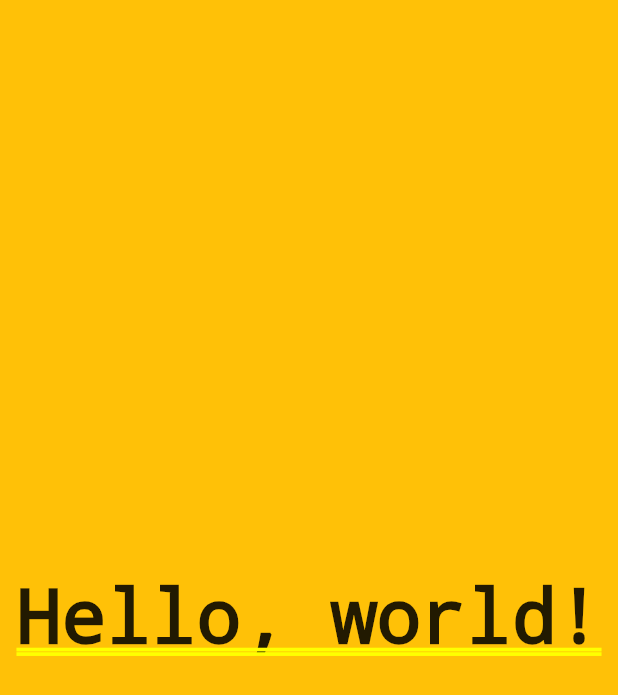
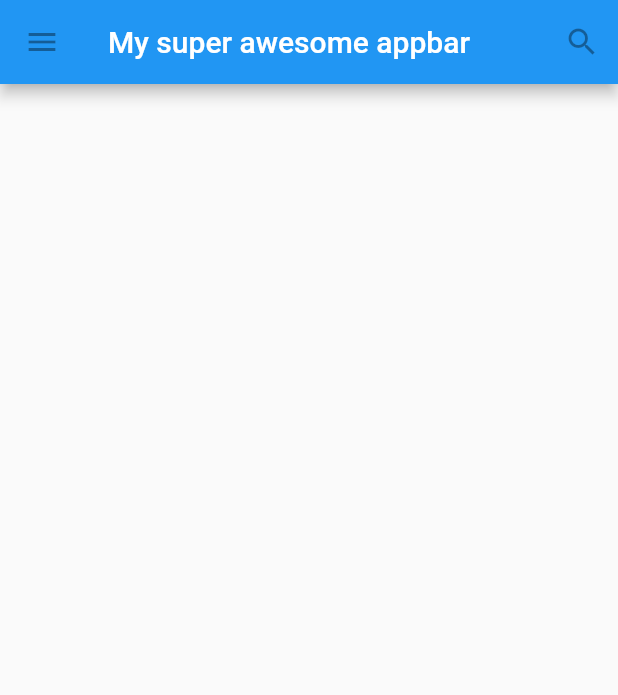
Before and after one commit to aysha-williams-develop/flutter_app_hello_world, a Flutter app: the screen it shows after launch, on a phone screen of 412 x 824 dp. Shown: the top 695 px of the screen. Run offline on Flutter 3.47's test engine with Material 2 defaults, Android fonts, the phone set to English and light mode, and no system bars.

Commit message:
using the Material widget to add an appbar with a hamburger menu and a search icon

```diff
--- a/lib/main.dart
+++ b/lib/main.dart
@@ -1,22 +1,34 @@
 import 'package:flutter/material.dart';
-
-//void main() => runApp(new MyApp());
 
 void main() =>
     runApp(MaterialApp(
-    title: 'My app', // used by the OS task switcher
+    title: 'Material Widget', // used by the OS task switcher
     home: MyApp(),
   ));
 
 class MyApp extends StatelessWidget {
-//Don't need this if using MaterialApp, instead, pass title to MaterialApp's
-//constructor
-//  MyApp({this.title});
-
-//  final Widget title;
-
   @override
   Widget build(BuildContext context) {
+    return Scaffold(
+      appBar: AppBar(
+        title: Text("My super awesome appbar"),
+        leading: IconButton(
+          icon: Icon(Icons.menu),
+          tooltip: "Navigation menu",
+          onPressed: null,
+        ),
+        actions: <Widget>[
+          IconButton(
+            icon: Icon(Icons.search),
+            tooltip: 'Search',
+            onPressed: null,
+          ),
+        ],
+      ),
+
+    );
+
+
     return Container(
       height: 56.0, // in logical pixels
       padding: const EdgeInsets.symmetric(horizontal: 8.0),
```
